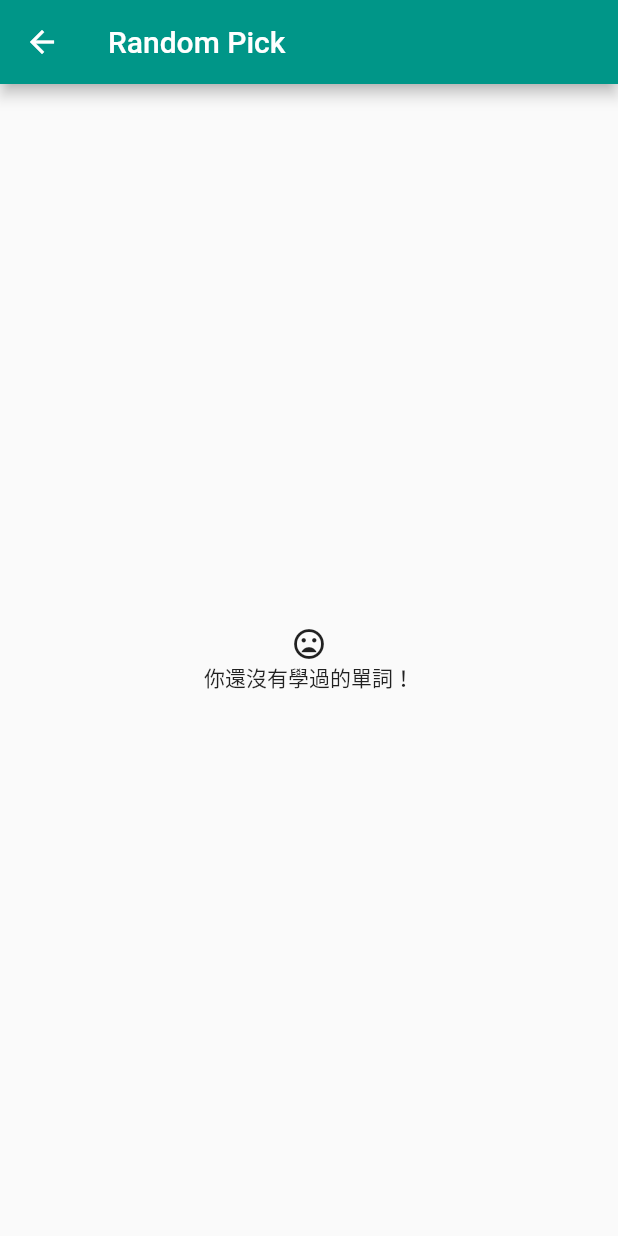
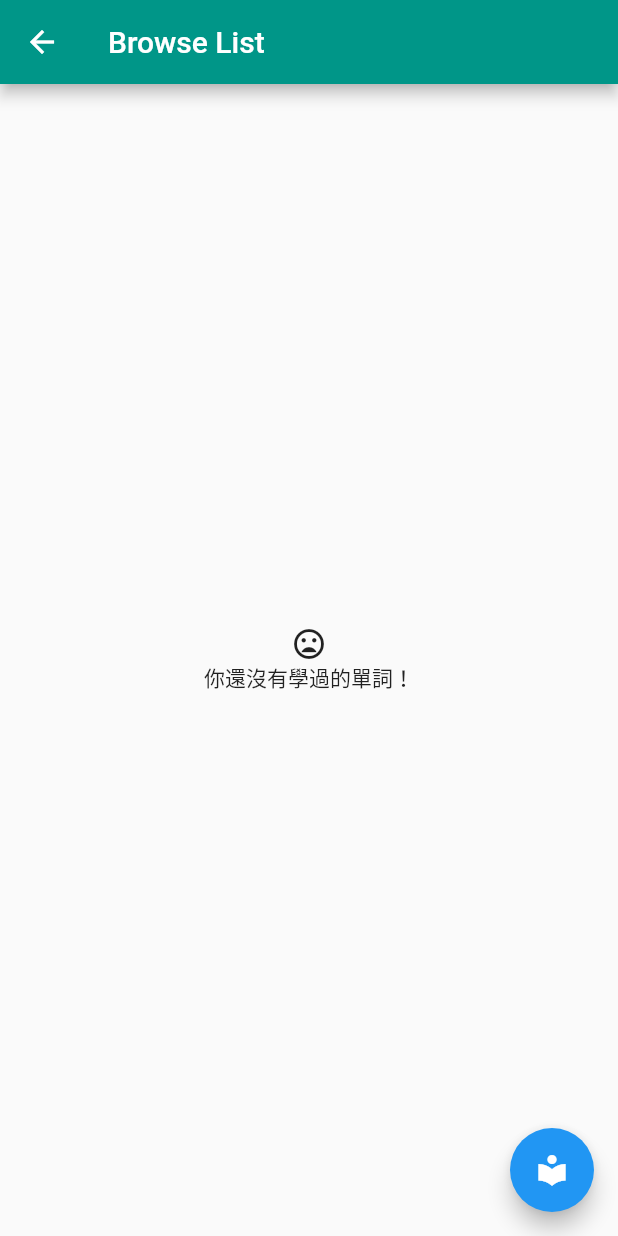
Before and after one commit to hschueh/oh_tai_gi, a Flutter app: the ListRoutePage widget shown alone on an empty page, opened directly with sample values from the repository, after a tap on "長途夜車 - 滅火器 Fire EX.", on a phone screen of 412 x 824 dp. Run offline on Flutter 3.47's test engine with Material 2 defaults, Android fonts, the phone set to English and light mode, and no system bars; our stand-ins replace audioplayers, connectivity, firebase_analytics, flip_card, shared_preferences, sqflite; missing offline and left inert: admob_flutter, firebase_admob; accounts and stored records are empty; statements that could not run were skipped.

Commit message:
Hook up list page to learning page. Now can toggle between view list & learn list.

```diff
--- a/lib/ui/page/list_page.dart
+++ b/lib/ui/page/list_page.dart
@@ -23,10 +23,20 @@ class ListRoutePage extends StatefulWidget {
 
 class _ListRoutePageState extends State<ListRoutePage> {
   List<String> vocabularyTitles;
+  bool isList = true;
   void _setVocabularyTitles(BuildContext _context, List<String> list) {
     vocabularyTitles = list;
     Navigator.pushNamed(_context, "/list");
-    // TODO: Need to hook up learning page (aka BigCardPage).
+    isList = true;
+  }
+
+  void _toggleMode(BuildContext _context) {
+    if(isList)
+      Navigator.popAndPushNamed(_context, "/learn");
+    else
+      Navigator.popAndPushNamed(_context, "/list");
+
+    isList = !isList;
   }
 
   @override
@@ -44,9 +54,9 @@ class _ListRoutePageState extends State<ListRoutePage> {
             builder: (BuildContext context) {
               switch(settings.name) {
                 case '/list':
-                  return SmallCardListPage(destination: widget.destination, vocabularyList: vocabularyTitles,);
+                  return SmallCardListPage(destination: widget.destination, vocabularyList: vocabularyTitles, switchToLearning: _toggleMode,);
                 case '/learn':
-                  return BigCardPage(destination: widget.destination, vocabularyList: vocabularyTitles,);
+                  return BigCardPage(destination: widget.destination, vocabularyList: vocabularyTitles, switchToList: _toggleMode,);
                 case '/':
                 default:
                   return VocabularyListPage(destination: widget.destination);
--- a/lib/ui/page/small_card_page.dart
+++ b/lib/ui/page/small_card_page.dart
@@ -7,10 +7,11 @@ import 'package:oh_tai_gi/destination.dart';
 const bool IS_DEBUG = false;
 
 class SmallCardListPage extends StatefulWidget {
-  SmallCardListPage({Key key, this.destination, this.vocabularyList}) : super(key: key);
+  SmallCardListPage({Key key, this.destination, this.vocabularyList, this.switchToLearning}) : super(key: key);
 
   final List<String> vocabularyList;
   final Destination destination;
+  final Function switchToLearning;
 
   @override
   SmallCardListPageState createState() => SmallCardListPageState();
@@ -84,15 +85,15 @@ class SmallCardListPageState extends State<SmallCardListPage> {
     }
     return Scaffold(
       appBar: AppBar(
-        title: Text(widget.destination.title),
+        title: widget.switchToLearning!=null?Text("Browse List"):Text(widget.destination.title),
         backgroundColor: widget.destination.color,
       ),
       body: body,
-      // floatingActionButton: FloatingActionButton(
-      //   onPressed: () => _next(true),
-      //   tooltip: 'Increment',
-      //   child: Icon(Icons.thumb_up),
-      // ), // This trailing comma makes auto-formatting nicer for build methods.
+      floatingActionButton: widget.switchToLearning!=null?FloatingActionButton(
+        onPressed: () => widget.switchToLearning(context),
+        tooltip: 'switchToLearning',
+        child: Icon(Icons.local_library),
+      ):null,
     );
   }
 }
```
Also changed, not shown: lib/ui/page/big_card_page.dart (+8 -7 lines).
